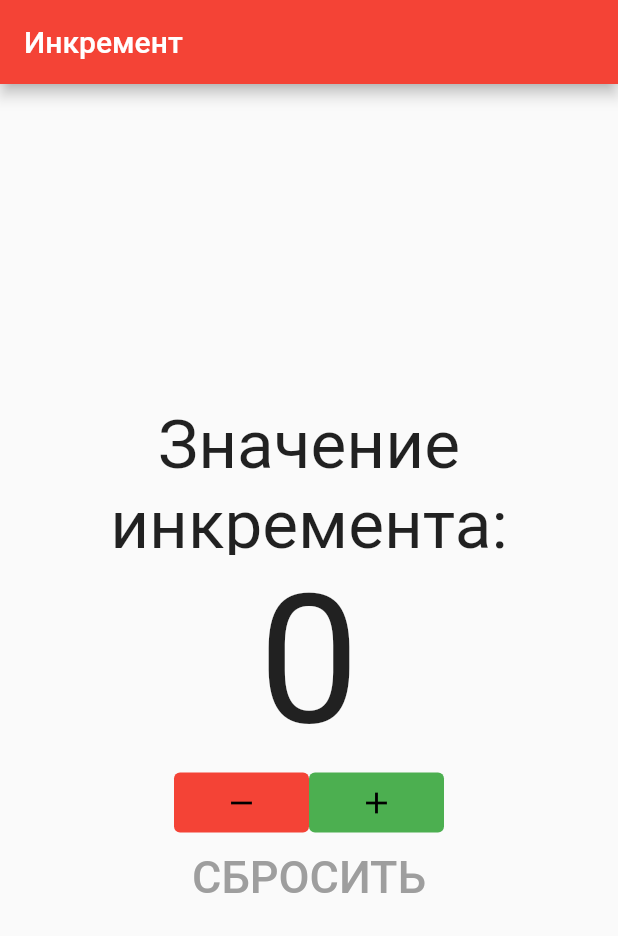
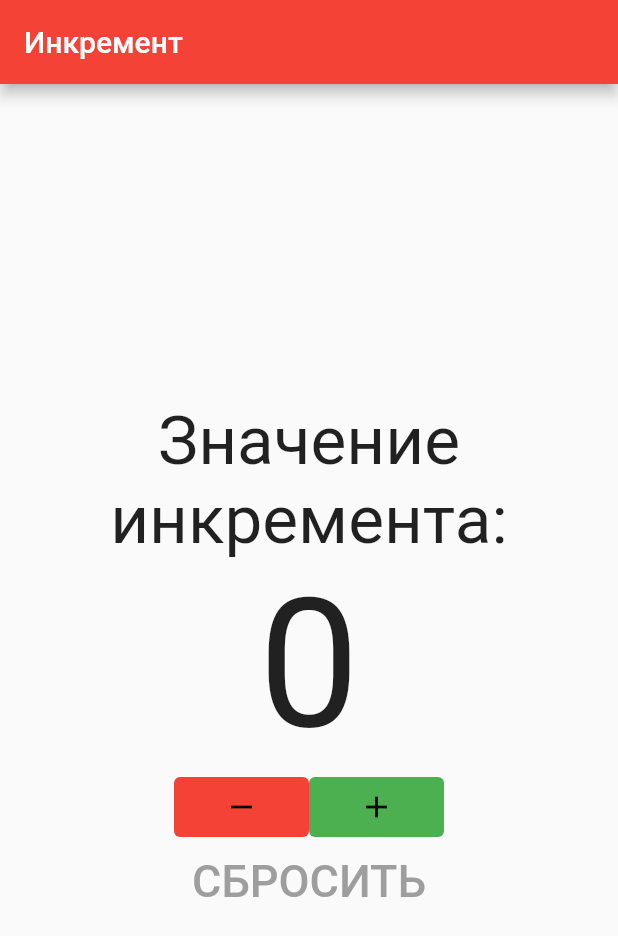
Before and after one commit to Nikeshhh/Mobile-Dev-Labs, a Flutter app: the screen it shows after launch, on a phone screen of 412 x 824 dp. Shown: the top 936 px of the screen. Run offline on Flutter 3.47's test engine with Material 2 defaults, Android fonts, the phone set to English and light mode, and no system bars.

Commit message:
Текст значения инкремента перенесен из Container в Column

```diff
--- a/lab_1/lib/main.dart
+++ b/lab_1/lib/main.dart
@@ -62,18 +62,13 @@ class _MyHomePageState extends State<MyHomePage> { // Класс основно
         child: Column( // Виджет Column
           mainAxisAlignment: MainAxisAlignment.center, // Центрирование виджета
           children: <Widget>[ // Массив вложенных виджетов
-            Container( // Контейнер для надписи о значении инкремента
-              alignment: Alignment.bottomCenter, // Выравнивание внизу посередине
-              width: 300, // Ширина контейнера
-              height: 100, // Высота контейнера
-              child: const Text( // Вложенный текст
-                'Значение инкремента:', // Значение текста
-                textAlign: TextAlign.center, // Выравнение по центру
-                style: TextStyle(
-                    fontSize: 45.0, // Присваивание значения размеру шрифта
-                ),
+            const Text( // Вложенный текст
+              'Значение инкремента:', // Значение текста
+              textAlign: TextAlign.center, // Выравнение по центру
+              style: TextStyle(
+                fontSize: 45.0, // Размер шрифта надписи "Значение инкремента"
               ),
-            ),
+            ),// ,
             Text( // Текст, показывающий счетчик
               '$_counter', // Вывод переменной счетчика
               style: const TextStyle(
```
Also changed, not shown: 1 other file.
